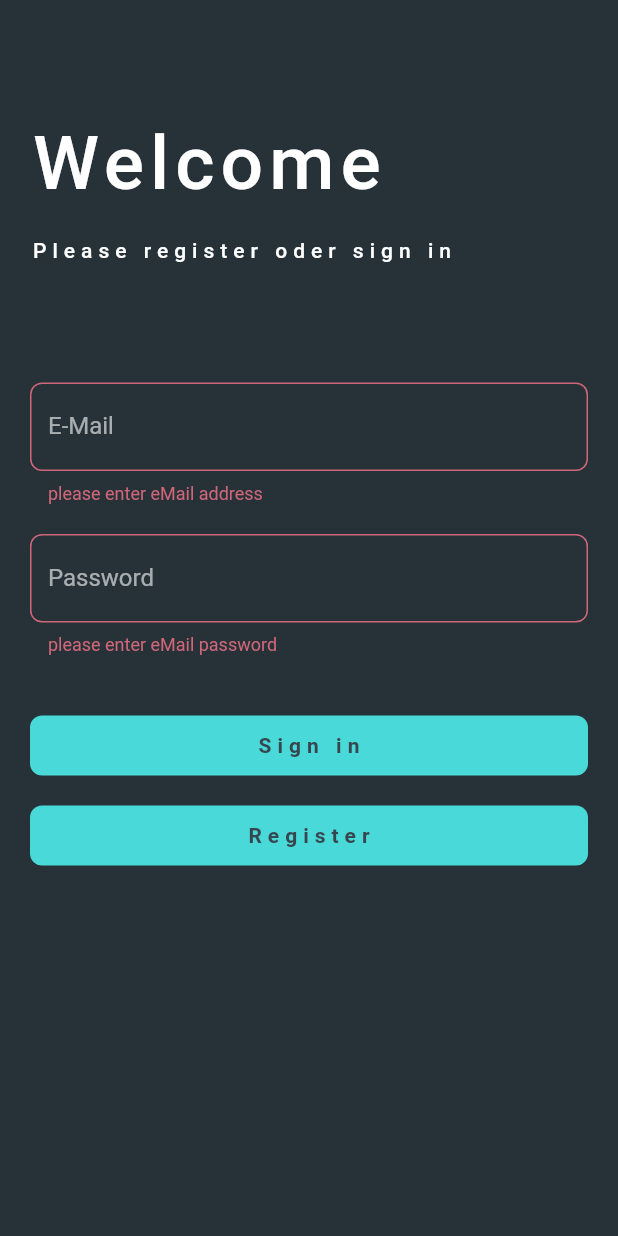
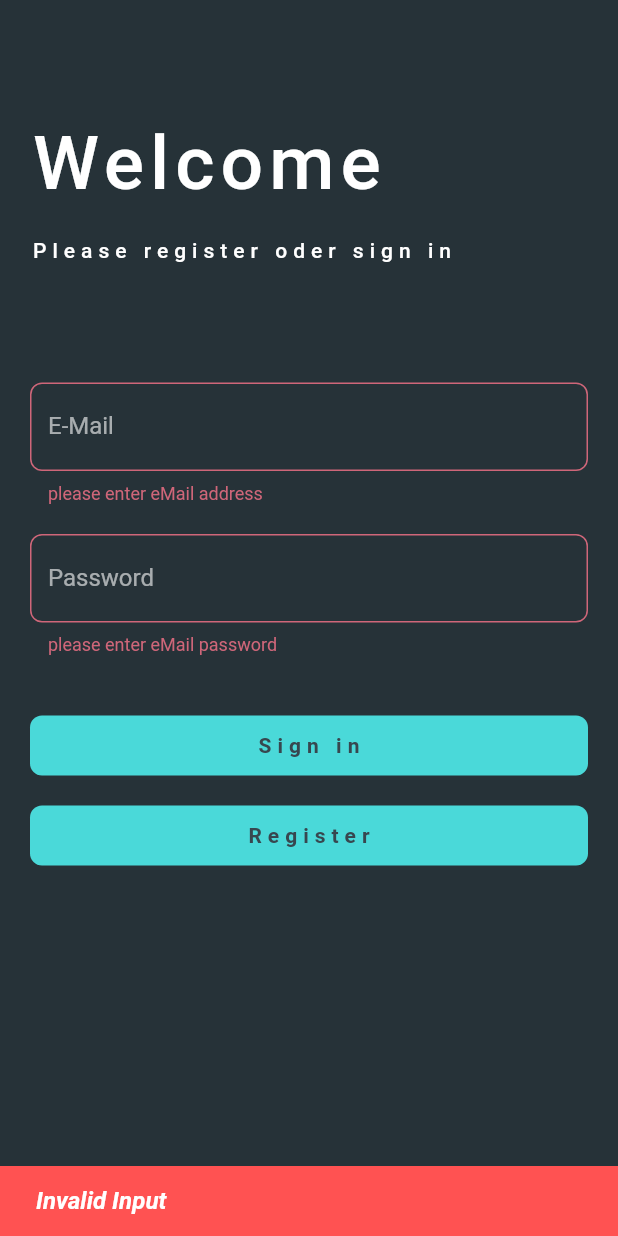
Before and after one commit to marcoseraphin/todo, a Flutter app: the screen it shows after launch, after a tap on "Sign in", after a tap on "Register", on a phone screen of 412 x 824 dp. Run offline on Flutter 3.47's test engine with Material 2 defaults, Android fonts, the phone set to English and light mode, and no system bars; our stand-ins replace bloc, flutter_bloc, get_it; Roboto replaces fonts that are missing (Rubik).

```diff
--- /dev/null
+++ b/lib/application/auth/signupform/signupform_bloc.dart
@@ -0,0 +1,33 @@
+import 'package:bloc/bloc.dart';
+import 'package:meta/meta.dart';
+
+part 'signupform_event.dart';
+part 'signupform_state.dart';
+
+class SignupformBloc extends Bloc<SignupformEvent, SignupformState> {
+  SignupformBloc()
+      : super(SignupformState(
+            isSubmitting: false, showValidationMessages: false)) {
+    on<RegisterWithEMailAndPasswordPressed>((event, emit) {
+      if (event.email == null || event.password == null) {
+        emit(
+            SignupformState(isSubmitting: false, showValidationMessages: true));
+      } else {
+        emit(
+            SignupformState(isSubmitting: true, showValidationMessages: false));
+        // TODO: trigger firebase registration
+      }
+    });
+
+    on<SignInWithEMailAndPasswordPressed>((event, emit) {
+      if (event.email == null || event.password == null) {
+        emit(
+            SignupformState(isSubmitting: false, showValidationMessages: true));
+      } else {
+        emit(
+            SignupformState(isSubmitting: true, showValidationMessages: false));
+        // TODO: trigger firebase authentication
+      }
+    });
+  }
+}
--- /dev/null
+++ b/lib/application/auth/signupform/signupform_event.dart
@@ -0,0 +1,20 @@
+part of 'signupform_bloc.dart';
+
+@immutable
+abstract class SignupformEvent {}
+
+class RegisterWithEMailAndPasswordPressed extends SignupformEvent {
+  final String? email;
+  final String? password;
+
+  RegisterWithEMailAndPasswordPressed(
+      {required this.email, required this.password});
+}
+
+class SignInWithEMailAndPasswordPressed extends SignupformEvent {
+  final String? email;
+  final String? password;
+
+  SignInWithEMailAndPasswordPressed(
+      {required this.email, required this.password});
+}
--- /dev/null
+++ b/lib/application/auth/signupform/signupform_state.dart
@@ -0,0 +1,10 @@
+part of 'signupform_bloc.dart';
+
+@immutable
+class SignupformState {
+  final bool isSubmitting;
+  final bool showValidationMessages;
+
+  SignupformState(
+      {required this.isSubmitting, required this.showValidationMessages});
+}
--- /dev/null
+++ b/lib/injection.dart
@@ -0,0 +1,9 @@
+import 'package:get_it/get_it.dart';
+import 'package:todo/application/auth/signupform/signupform_bloc.dart';
+
+final sl = GetIt.instance;
+
+Future<void> init() async {
+  //! state management
+  sl.registerFactory(() => SignupformBloc());
+}
--- a/lib/main.dart
+++ b/lib/main.dart
@@ -1,8 +1,12 @@
 import 'package:flutter/material.dart';
+import 'package:todo/injection.dart' as di;
 import 'package:todo/presentation/signup/signup_page.dart';
 import 'package:todo/theme.dart';
 
-void main() {
+void main() async {
+  WidgetsFlutterBinding.ensureInitialized();
+  await di.init();
+
   runApp(const MyApp());
 }
 
--- a/lib/presentation/signup/signup_page.dart
+++ b/lib/presentation/signup/signup_page.dart
@@ -1,4 +1,7 @@
 import 'package:flutter/material.dart';
+import 'package:flutter_bloc/flutter_bloc.dart';
+import 'package:todo/application/auth/signupform/signupform_bloc.dart';
+import 'package:todo/injection.dart';
 import 'package:todo/presentation/signup/widgets/signup_form.dart';
 
 class SignUpPage extends StatelessWidget {
@@ -6,8 +9,9 @@ class SignUpPage extends StatelessWidget {
 
   @override
   Widget build(BuildContext context) {
-    return const Scaffold(
-      body: SignUpForm(),
+    return Scaffold(
+      body: BlocProvider(
+          create: (context) => sl<SignupformBloc>(), child: const SignUpForm()),
     );
   }
 }
--- a/lib/presentation/signup/widgets/signup_form.dart
+++ b/lib/presentation/signup/widgets/signup_form.dart
@@ -1,4 +1,6 @@
 import 'package:flutter/material.dart';
+import 'package:flutter_bloc/flutter_bloc.dart';
+import 'package:todo/application/auth/signupform/signupform_bloc.dart';
 import 'package:todo/presentation/signup/widgets/signin_register_button.dart';
 
 class SignUpForm extends StatelessWidget {
@@ -6,6 +8,9 @@ class SignUpForm extends StatelessWidget {
 
   @override
   Widget build(BuildContext context) {
+    late String _eMail;
+    late String _password;
+
     final themeData = Theme.of(context);
     final GlobalKey<FormState> formKey = GlobalKey<FormState>();
 
@@ -16,6 +21,7 @@ class SignUpForm extends StatelessWidget {
       if (input == null || input.isEmpty) {
         return "please enter eMail address";
       } else if (RegExp(emailRegex).hasMatch(input)) {
+        _eMail = input;
         return null;
       } else {
         return "invalid eMail format";
@@ -26,13 +32,23 @@ class SignUpForm extends StatelessWidget {
       if (input == null || input.isEmpty) {
         return "please enter eMail password";
       } else if (input.length >= 6) {
+        _password = input;
         return null;
       } else {
         return "to short password";
       }
     }
 
+    return BlocConsumer<SignupformBloc, SignupformState>(
+      listener: (context, state) {
+        // TODO: naviagte to other page if auth was successfull
+        // TODO: show error message if auth was not successfull
+      },
+      builder: (context, state) {
         return Form(
+          autovalidateMode: state.showValidationMessages
+              ? AutovalidateMode.always
+              : AutovalidateMode.disabled,
           key: formKey,
           child: ListView(
             padding: const EdgeInsets.symmetric(horizontal: 20),
@@ -41,23 +57,25 @@ class SignUpForm extends StatelessWidget {
               Text(
                 "Welcome",
                 style: themeData.textTheme.headline1!.copyWith(
-                fontSize: 50, fontWeight: FontWeight.w500, letterSpacing: 4),
+                    fontSize: 50,
+                    fontWeight: FontWeight.w500,
+                    letterSpacing: 4),
               ),
               const SizedBox(height: 20),
               Text(
                 "Please register oder sign in",
                 style: themeData.textTheme.headline1!.copyWith(
-                fontSize: 14, fontWeight: FontWeight.w500, letterSpacing: 4),
+                    fontSize: 14,
+                    fontWeight: FontWeight.w500,
+                    letterSpacing: 4),
               ),
               const SizedBox(height: 80),
               TextFormField(
-              autovalidateMode: AutovalidateMode.disabled,
                   cursorColor: Colors.white,
                   decoration: const InputDecoration(labelText: "E-Mail"),
                   validator: validateEMail),
               const SizedBox(height: 20),
               TextFormField(
-              autovalidateMode: AutovalidateMode.disabled,
                   cursorColor: Colors.white,
                   obscureText: true,
                   decoration: const InputDecoration(labelText: "Password"),
@@ -66,11 +84,14 @@ class SignUpForm extends StatelessWidget {
               SignInRegisterButton(
                   buttonText: "Sign in",
                   callback: () {
-                print("sign in pressed");
                     if (formKey.currentState!.validate()) {
-                  print("validated");
+                      BlocProvider.of<SignupformBloc>(context).add(
+                          SignInWithEMailAndPasswordPressed(
+                              email: _eMail, password: _password));
                     } else {
-                  print("unvalid");
+                      BlocProvider.of<SignupformBloc>(context).add(
+                          SignInWithEMailAndPasswordPressed(
+                              email: null, password: null));
                       ScaffoldMessenger.of(context).showSnackBar(SnackBar(
                         content: Text("Invalid Input",
                             style: themeData.textTheme.bodyText1),
@@ -82,12 +103,30 @@ class SignUpForm extends StatelessWidget {
               SignInRegisterButton(
                 buttonText: "Register",
                 callback: () {
-              // ignore: avoid_print
-              print("register pressed");
+                  if (formKey.currentState!.validate()) {
+                    BlocProvider.of<SignupformBloc>(context).add(
+                        RegisterWithEMailAndPasswordPressed(
+                            email: _eMail, password: _password));
+                  } else {
+                    BlocProvider.of<SignupformBloc>(context).add(
+                        RegisterWithEMailAndPasswordPressed(
+                            email: null, password: null));
+                    ScaffoldMessenger.of(context).showSnackBar(SnackBar(
+                      content: Text("Invalid Input",
+                          style: themeData.textTheme.bodyText1),
+                      backgroundColor: Colors.redAccent,
+                    ));
+                  }
                 },
-          )
+              ),
+              if (state.isSubmitting) ...[
+                const SizedBox(height: 10),
+                LinearProgressIndicator(color: themeData.colorScheme.secondary)
+              ]
             ],
           ),
         );
+      },
+    );
   }
 }
```
Also changed, not shown: pubspec.yaml (+4 -3 lines), pubspec.lock. Lines whose indentation alone changed are shown as unchanged.
